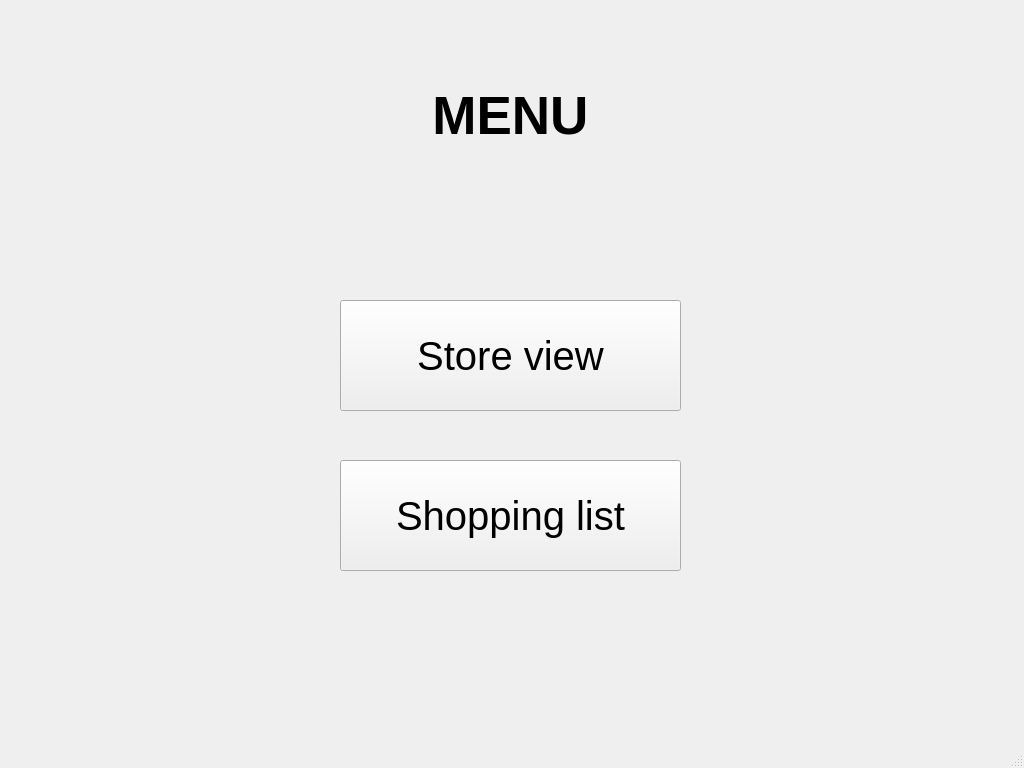
Qt form supermarket/interfaces/menu.ui (mikolajWasik/supermarket) before a commit.
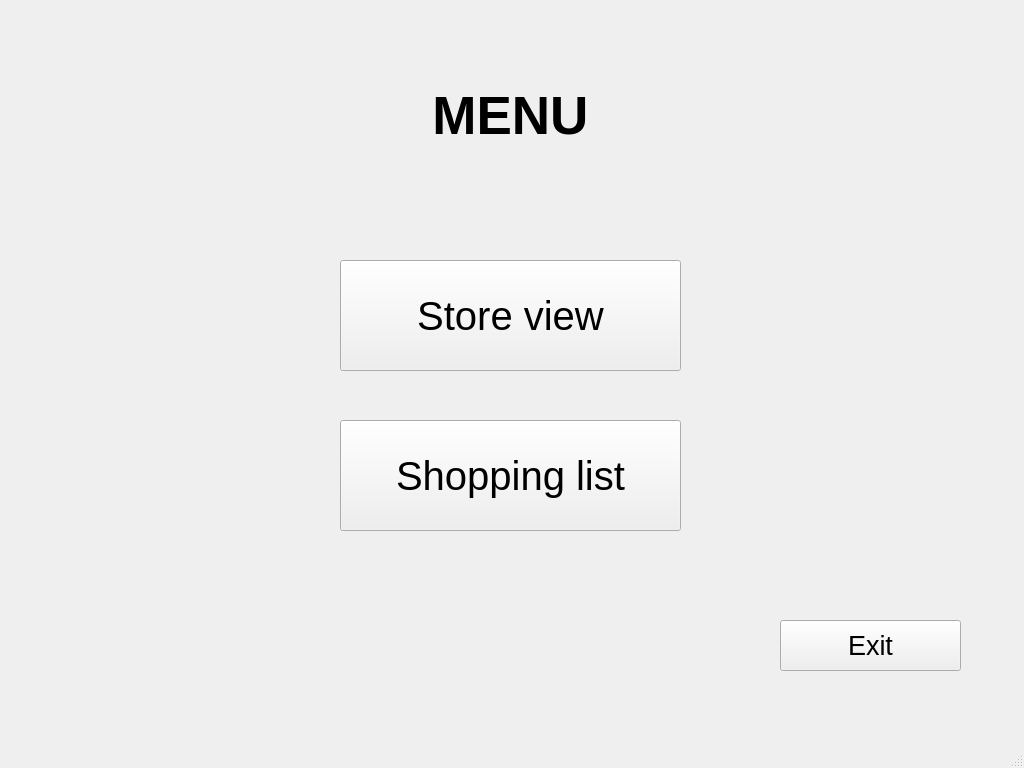
The same form after that commit.

Patch:
```diff
--- a/supermarket/interfaces/menu.ui
+++ b/supermarket/interfaces/menu.ui
@@ -41,7 +41,7 @@
     <property name="geometry">
      <rect>
       <x>340</x>
-      <y>300</y>
+      <y>260</y>
       <width>341</width>
       <height>111</height>
      </rect>
@@ -59,7 +59,7 @@
     <property name="geometry">
      <rect>
       <x>340</x>
-      <y>460</y>
+      <y>420</y>
       <width>341</width>
       <height>111</height>
      </rect>
@@ -73,6 +73,24 @@
      <string>Shopping list</string>
     </property>
    </widget>
+   <widget class="QPushButton" name="exitButton">
+    <property name="geometry">
+     <rect>
+      <x>780</x>
+      <y>620</y>
+      <width>181</width>
+      <height>51</height>
+     </rect>
+    </property>
+    <property name="font">
+     <font>
+      <pointsize>20</pointsize>
+     </font>
+    </property>
+    <property name="text">
+     <string>Exit</string>
+    </property>
+   </widget>
   </widget>
   <widget class="QMenuBar" name="menubar">
    <property name="geometry">
```
